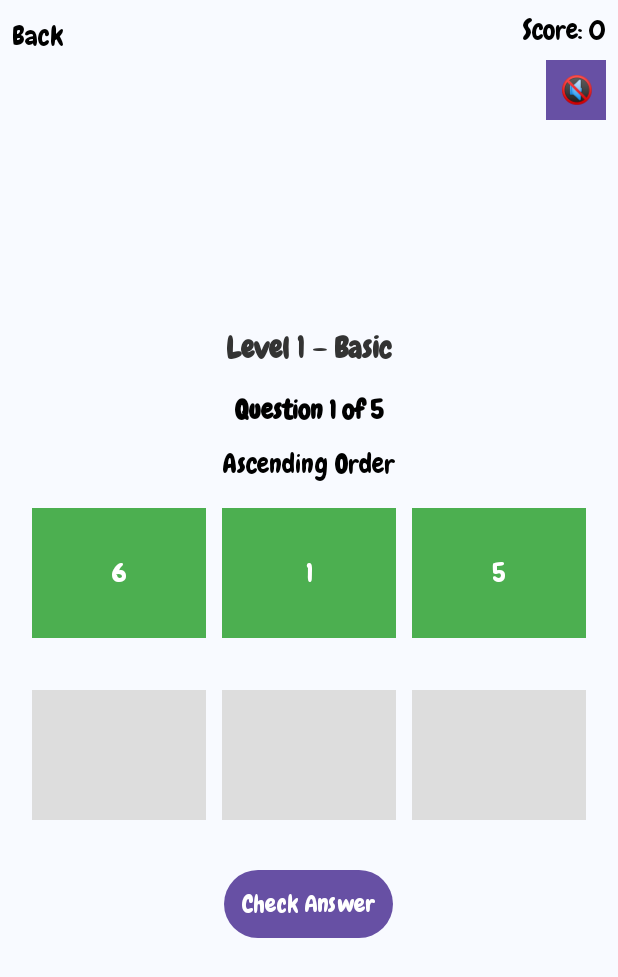
After one commit to LohChiaHeung/MathBuddies, an Android app: the OrderNumbersActivity screen opened directly, with no data from a screen before it, on a phone screen of 412 x 824 dp. The commit adds this screen. Shown: the top 977 px of the screen. Run offline under Robolectric (Android 15) with nearby library versions, the light colour scheme and no system bars; pictures from the network do not load.

Commit message:
30March25 4.42pm

```diff
--- /dev/null
+++ b/app/src/main/java/my/edu/utar/individualpracticalassignment/BaseActivity.java
@@ -0,0 +1,13 @@
+package my.edu.utar.individualpracticalassignment;
+
+import android.widget.Button;
+import androidx.appcompat.app.AppCompatActivity;
+
+public class BaseActivity extends AppCompatActivity {
+    protected void setupBackButton(int buttonId) {
+        Button btnBack = findViewById(buttonId);
+        if (btnBack != null) {
+            btnBack.setOnClickListener(v -> finish());
+        }
+    }
+}
--- /dev/null
+++ b/app/src/main/java/my/edu/utar/individualpracticalassignment/OrderNumbersActivity.java
@@ -0,0 +1,364 @@
+package my.edu.utar.individualpracticalassignment;
+
+import android.content.ClipData;
+import android.content.Intent;
+import android.graphics.Color;
+import android.media.AudioAttributes;
+import android.media.AudioManager;
+import android.media.MediaPlayer;
+import android.media.SoundPool;
+import android.os.Build;
+import android.os.Bundle;
+import android.os.Handler;
+import android.view.DragEvent;
+import android.view.Gravity;
+import android.view.View;
+import android.widget.Button;
+import android.widget.LinearLayout;
+import android.widget.TextView;
+import android.widget.Toast;
+
+import androidx.appcompat.app.AlertDialog;
+
+import java.util.ArrayList;
+import java.util.Arrays;
+import java.util.Collections;
+import java.util.List;
+import java.util.Random;
+
+public class OrderNumbersActivity extends BaseActivity {
+    TextView txtNum1, txtNum2, txtNum3, txtNum4;
+    TextView drop1, drop2, drop3, drop4;
+    Button btnCheck;
+    List<Integer> originalNumbers = new ArrayList<>();
+    List<TextView> dropTargets = new ArrayList<>();
+    boolean isAscending = true; // You can toggle this based on level
+
+    int questionCount = 0;
+    int correctAnswers = 0;
+    int totalQuestions = 5;
+    int currentLevel = 1;
+    TextView txtScore;
+
+    MediaPlayer bgMusic;
+    SoundPool soundPool;
+    int soundCorrect, soundWrong, soundVictory;
+    boolean isMuted = false;
+    Button btnMute;
+
+    LinearLayout dragContainer, dropContainer;
+    List<TextView> dragViews = new ArrayList<>();
+    List<TextView> dropViews = new ArrayList<>();
+
+    TextView txtFeedback;
+    TextView txtLevel, txtOrderType, txtQuestionCount;
+    View.OnDragListener dragListener = (v, event) -> {
+        switch (event.getAction()) {
+            case DragEvent.ACTION_DROP:
+                TextView drop = (TextView) v;
+                ClipData.Item item = event.getClipData().getItemAt(0);
+                String draggedValue = item.getText().toString();
+
+                // Prevent overwriting an already-filled drop box
+                if (!drop.getText().toString().trim().isEmpty()) {
+                    Toast.makeText(this, "Already filled!", Toast.LENGTH_SHORT).show();
+                    return true;
+                }
+
+                drop.setText(draggedValue);
+                drop.setBackgroundColor(Color.parseColor("#90CAF9")); // light blue = filled
+
+                // Find and gray out the original drag source
+                for (TextView dragView : dragViews) {
+                    if (dragView.getText().toString().equals(draggedValue) && dragView.getTag().equals("unused")) {
+                        dragView.setBackgroundColor(Color.parseColor("#BDBDBD")); // gray = used
+                        dragView.setTag("used");
+                        break;
+                    }
+                }
+
+                return true;
+        }
+        return true;
+    };
+
+
+
+    @Override
+    protected void onCreate(Bundle savedInstanceState) {
+
+        super.onCreate(savedInstanceState);
+        setContentView(R.layout.activity_order_numbers);
+
+
+        txtLevel = findViewById(R.id.txtLevel);
+        txtOrderType = findViewById(R.id.txtOrderType);
+        txtQuestionCount = findViewById(R.id.txtQuestionCount);
+
+        currentLevel = getIntent().getIntExtra("level", 1);
+        // Initialize views
+        dragContainer = findViewById(R.id.dragContainer);
+        dropContainer = findViewById(R.id.dropContainer);
+        btnCheck = findViewById(R.id.btnCheck);
+        txtScore = findViewById(R.id.txtScore);
+
+        dropTargets = Arrays.asList(drop1, drop2, drop3, drop4);
+
+
+        btnCheck.setOnClickListener(v -> checkAnswer());
+        setupBackButton(R.id.btnBack);
+        txtFeedback = findViewById(R.id.txtFeedback);
+
+        generateRandomNumbers(currentLevel);
+        // Background Music
+        bgMusic = MediaPlayer.create(this, R.raw.bg_music);
+        bgMusic.setLooping(true);
+        bgMusic.setVolume(0.3f, 0.3f);
+        bgMusic.start();
+
+        btnMute = findViewById(R.id.btnMute);
+        btnMute.setText("🔇");
+        btnMute.setBackgroundColor(Color.parseColor("#EF9A9A"));
+
+        btnMute.setOnClickListener(v -> {
+            if (isMuted) {
+                bgMusic.start();
+                btnMute.setText("🔇");
+                btnMute.setBackgroundColor(Color.parseColor("#EF9A9A")); // Red
+                isMuted = false;
+            } else {
+                bgMusic.pause();
+                btnMute.setText("🔇");
+                btnMute.setBackgroundColor(Color.parseColor("#A5D6A7")); // Green
+                isMuted = true;
+            }
+        });
+
+        // SoundPool for effects
+        if (Build.VERSION.SDK_INT >= Build.VERSION_CODES.LOLLIPOP) {
+            AudioAttributes audioAttributes = new AudioAttributes.Builder()
+                    .setUsage(AudioAttributes.USAGE_GAME)
+                    .setContentType(AudioAttributes.CONTENT_TYPE_SONIFICATION)
+                    .build();
+            soundPool = new SoundPool.Builder()
+                    .setMaxStreams(5)
+                    .setAudioAttributes(audioAttributes)
+                    .build();
+        } else {
+            soundPool = new SoundPool(5, AudioManager.STREAM_MUSIC, 0);
+        }
+
+        // Load sound effects
+        soundCorrect = soundPool.load(this, R.raw.correct_sound, 1);
+        soundWrong = soundPool.load(this, R.raw.wrong_sound, 1);
+        soundVictory = soundPool.load(this, R.raw.victory_sound, 1);
+
+        // Set level name based on currentLevel
+        String levelTitle = "";
+        switch (currentLevel) {
+            case 1: levelTitle = "Level 1 – Basic"; break;
+            case 2: levelTitle = "Level 2 – Easy"; break;
+            case 3: levelTitle = "Level 3 – Normal"; break;
+            case 4: levelTitle = "Level 4 – Hard"; break;
+            case 5: levelTitle = "Level 5 – Very Hard"; break;
+        }
+        txtLevel.setText(levelTitle);
+
+
+
+    }
+
+    private void generateRandomNumbers(int level) {
+        originalNumbers.clear();
+        dragContainer.removeAllViews();
+        dropContainer.removeAllViews();
+        dragViews.clear();
+        dropViews.clear();
+        txtFeedback.setText("");
+
+        txtQuestionCount.setText("Question " + (questionCount + 1) + " of " + totalQuestions);
+
+
+        // Randomly choose Ascending or Descending
+        Random rand = new Random();
+        isAscending = rand.nextBoolean(); // true = ascending, false = descending
+        txtOrderType.setText(isAscending ? "Ascending Order" : "Descending Order");
+
+        // Determine how many boxes to use
+        int boxCount = 4;
+        switch (level) {
+            case 1: boxCount = 3; break;
+            case 2: boxCount = 4; break;
+            default: boxCount = 5;
+        }
+
+        // Determine range
+        int min = 1, max = 10;
+        switch (level) {
+            case 1: min = 1; max = 10; break;
+            case 2: min = 11; max = 20; break;
+            case 3: min = 21; max = 30; break;
+            case 4: min = 31; max = 50; break;
+            case 5: min = 51; max = 100; break;
+        }
+
+        // Generate unique random numbers
+        while (originalNumbers.size() < boxCount) {
+            int num = rand.nextInt(max - min + 1) + min;
+            if (!originalNumbers.contains(num)) {
+                originalNumbers.add(num);
+            }
+        }
+
+        // Shuffle for draggable views
+        List<Integer> shuffled = new ArrayList<>(originalNumbers);
+        Collections.shuffle(shuffled);
+
+        for (int i = 0; i < boxCount; i++) {
+            // Create drag view
+            TextView drag = new TextView(this);
+            drag.setTag("unused");
+            drag.setText(String.valueOf(shuffled.get(i)));
+            drag.setTextSize(18f);
+            drag.setGravity(Gravity.CENTER);
+            drag.setBackgroundColor(Color.parseColor("#4CAF50"));
+            drag.setTextColor(Color.WHITE);
+
+            LinearLayout.LayoutParams params = new LinearLayout.LayoutParams(0, 130, 1f);
+            params.setMargins(8, 8, 8, 8);
+            drag.setLayoutParams(params);
+
+            drag.setOnLongClickListener(v -> {
+                ClipData data = ClipData.newPlainText("value", ((TextView) v).getText());
+                v.startDragAndDrop(data, new View.DragShadowBuilder(v), v, 0);
+                return true;
+            });
+
+            dragContainer.addView(drag);
+            dragViews.add(drag);
+
+            // Create drop view
+            TextView drop = new TextView(this);
+            drop.setText("");
+            drop.setTextSize(18f);
+            drop.setGravity(Gravity.CENTER);
+            drop.setBackgroundColor(Color.parseColor("#DDDDDD"));
+            drop.setTextColor(Color.BLACK);
+            drop.setLayoutParams(params);
+            drop.setOnDragListener(dragListener);
+
+            dropContainer.addView(drop);
+            dropViews.add(drop);
+        }
+    }
+
+    private void checkAnswer() {
+        List<Integer> dropped = new ArrayList<>();
+        for (TextView drop : dropViews) {
+            String value = drop.getText().toString().trim();
+            if (value.isEmpty()) {
+                Toast.makeText(this, "Please fill all boxes", Toast.LENGTH_SHORT).show();
+                return;
+            }
+            dropped.add(Integer.parseInt(value));
+        }
+
+        List<Integer> correctOrder = new ArrayList<>(originalNumbers);
+        if (isAscending) {
+            Collections.sort(correctOrder);
+        } else {
+            Collections.sort(correctOrder, Collections.reverseOrder());
+        }
+
+
+        // Play sound
+        boolean correct = dropped.equals(correctOrder);
+        soundPool.play(correct ? soundCorrect : soundWrong, 1, 1, 1, 0, 1);
+
+        if (correct) {
+            correctAnswers++;
+            txtFeedback.setText("✅ Correct!");
+            txtFeedback.setTextColor(Color.parseColor("#2E7D32")); // Dark green
+        } else {
+            txtFeedback.setText("❌ Incorrect!");
+            txtFeedback.setTextColor(Color.parseColor("#D32F2F")); // Red
+        }
+
+        questionCount++;
+        txtScore.setText("Score: " + correctAnswers);
+
+        new Handler().postDelayed(() -> {
+            if (questionCount < totalQuestions) {
+                generateRandomNumbers(currentLevel);
+            } else {
+                showResultDialog();
+            }
+        }, 1500);
+    }
+
+
+    private void showResultDialog() {
+        if (bgMusic != null && bgMusic.isPlaying()) {
+            bgMusic.pause();
+        }
+        soundPool.play(soundVictory, 1, 1, 1, 0, 1);
+
+        String resultMessage;
+        if (correctAnswers >= 3) {
+            resultMessage = "Congratulations! 🎉\nYou got " + correctAnswers + " out of " + totalQuestions + " correct!" + "\n\nKeep it up!";
+        } else {
+            resultMessage = "Good try! 😊\nYou got " + correctAnswers + " out of " + totalQuestions + " correct.\nKeep practicing!";
+        }
+
+        new Handler().postDelayed(() -> {
+            new AlertDialog.Builder(this)
+                    .setTitle("Level Completed!")
+                    .setMessage(resultMessage)
+                    .setCancelable(false)
+                    .setPositiveButton("Play Again", (dialog, which) -> {
+                        questionCount = 0;
+                        correctAnswers = 0;
+                        txtFeedback.setText("");
+                        generateRandomNumbers(currentLevel);
+                        if (!isMuted && bgMusic != null) {
+                            bgMusic.start(); // Resume BGM if not muted
+                        }
+                    })
+                    .setNegativeButton("Back", (dialog, which) -> finish())
+                    .show();
+        }, 2000); // 2 second delay
+    }
+
+    @Override
+    protected void onPause() {
+        super.onPause();
+        if (bgMusic != null && bgMusic.isPlaying()) {
+            bgMusic.pause();
+        }
+    }
+
+    @Override
+    protected void onResume() {
+        super.onResume();
+        if (bgMusic != null && !isMuted) {
+            bgMusic.start();
+        }
+    }
+
+    @Override
+    protected void onDestroy() {
+        super.onDestroy();
+        if (bgMusic != null) {
+            bgMusic.release();
+            bgMusic = null;
+        }
+        if (soundPool != null) {
+            soundPool.release();
+            soundPool = null;
+        }
+    }
+
+
+
+
+}
--- /dev/null
+++ b/app/src/main/res/layout/activity_order_numbers.xml
@@ -0,0 +1,130 @@
+<?xml version="1.0" encoding="utf-8"?>
+<androidx.constraintlayout.widget.ConstraintLayout
+    xmlns:android="http://schemas.android.com/apk/res/android"
+    xmlns:app="http://schemas.android.com/apk/res-auto"
+    android:layout_width="match_parent"
+    android:layout_height="match_parent"
+    android:background="#F8FAFF">
+
+    <!-- 🔙 Back Button (top-left) -->
+    <Button
+        android:id="@+id/btnBack"
+        android:layout_width="wrap_content"
+        android:layout_height="wrap_content"
+        android:text="Back"
+        android:textSize="18sp"
+        android:textColor="#000000"
+        android:background="@android:color/transparent"
+        android:padding="8dp"
+        android:textAlignment="textStart"
+        app:layout_constraintTop_toTopOf="parent"
+        app:layout_constraintStart_toStartOf="parent" />
+
+    <!-- 🧮 Score Text (top-right) -->
+    <TextView
+        android:id="@+id/txtScore"
+        android:layout_width="wrap_content"
+        android:layout_height="wrap_content"
+        android:text="Score: 0"
+        android:textSize="18sp"
+        android:textColor="#000000"
+        android:padding="8dp"
+        app:layout_constraintTop_toTopOf="parent"
+        app:layout_constraintEnd_toEndOf="parent" />
+
+    <!-- 🔇 Mute Button (below score, right-aligned) -->
+    <Button
+        android:id="@+id/btnMute"
+        android:layout_width="40dp"
+        android:layout_height="40dp"
+        android:text="🔊"
+        android:textSize="18sp"
+        android:textColor="#000000"
+        android:background="@android:color/transparent"
+        android:padding="0dp"
+        android:gravity="center"
+        app:layout_constraintTop_toBottomOf="@id/txtScore"
+        app:layout_constraintEnd_toEndOf="parent"
+        android:layout_marginEnd="8dp" />
+
+    <!-- 🎯 Centered Game Content -->
+    <LinearLayout
+        android:id="@+id/centerContainer"
+        android:orientation="vertical"
+        android:gravity="center"
+        android:padding="16dp"
+        android:layout_width="0dp"
+        android:layout_height="0dp"
+        app:layout_constraintTop_toBottomOf="@id/btnMute"
+        app:layout_constraintBottom_toBottomOf="parent"
+        app:layout_constraintStart_toStartOf="parent"
+        app:layout_constraintEnd_toEndOf="parent">
+
+        <!-- Level Info -->
+        <TextView
+            android:id="@+id/txtLevel"
+            android:layout_width="wrap_content"
+            android:layout_height="wrap_content"
+            android:text="Level 1: Ascending Order"
+            android:textSize="20sp"
+            android:textStyle="bold"
+            android:textColor="#333333"
+            android:layout_marginBottom="16dp" />
+
+        <TextView
+            android:id="@+id/txtQuestionCount"
+            android:layout_width="wrap_content"
+            android:layout_height="wrap_content"
+            android:text="Question 1 of 5"
+            android:textSize="18sp"
+            android:textStyle="bold"
+            android:textColor="#000000"
+            android:layout_marginBottom="12dp" />
+
+
+        <TextView
+            android:id="@+id/txtOrderType"
+            android:layout_width="wrap_content"
+            android:layout_height="wrap_content"
+            android:text="Order Type"
+            android:textSize="18sp"
+            android:textColor="#000000"
+            android:layout_marginBottom="12dp"/>
+
+        <!-- Draggable Numbers -->
+        <LinearLayout
+            android:id="@+id/dragContainer"
+            android:layout_width="match_parent"
+            android:layout_height="wrap_content"
+            android:orientation="horizontal"
+            android:gravity="center"
+            android:layout_marginBottom="24dp" />
+
+        <!-- Drop Zones -->
+        <LinearLayout
+            android:id="@+id/dropContainer"
+            android:layout_width="match_parent"
+            android:layout_height="wrap_content"
+            android:orientation="horizontal"
+            android:gravity="center"
+            android:layout_marginBottom="24dp" />
+
+        <!-- ✅ Check Answer Button -->
+        <Button
+            android:id="@+id/btnCheck"
+            android:layout_width="wrap_content"
+            android:layout_height="wrap_content"
+            android:text="Check Answer"
+            android:padding="12dp"
+            android:textSize="16sp" />
+
+        <TextView
+            android:id="@+id/txtFeedback"
+            android:text=""
+            android:textSize="18sp"
+            android:layout_width="wrap_content"
+            android:layout_height="wrap_content"
+            android:textColor="#008000"
+            android:layout_marginTop="32dp"/>
+    </LinearLayout>
+</androidx.constraintlayout.widget.ConstraintLayout>
```
Also changed, not shown: app/src/main/AndroidManifest.xml (+9 -1 lines), app/src/main/java/my/edu/utar/individualpracticalassignment/CompareNumbersActivity.java (+11 -10 lines), app/src/main/java/my/edu/utar/individualpracticalassignment/MainActivity.java (+6 -3 lines), app/src/main/java/my/edu/utar/individualpracticalassignment/OrderLevelsActivity.java (added, +43 -0 lines), app/src/main/res/layout/activity_main.xml (+11 -0 lines), app/src/main/res/layout/activity_order_levels.xml (added, +59 -0 lines), app/src/main/res/values/styles.xml (added, +26 -0 lines).
